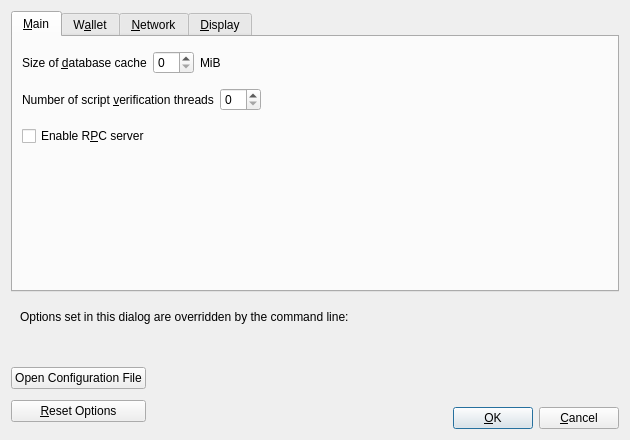
Qt form src/qt/forms/optionsdialog.ui (belovachap/RePeer) before a commit.
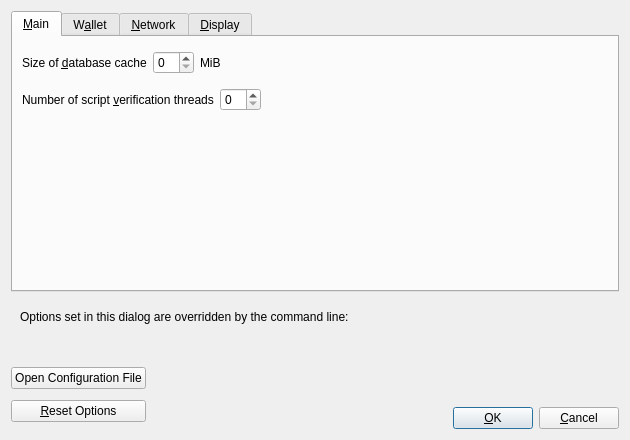
The same form after that commit. Custom widgets are drawn as their Qt base class.

Commit message: Removed the Enabled RPC Server option.

```diff
--- a/src/qt/forms/optionsdialog.ui
+++ b/src/qt/forms/optionsdialog.ui
@@ -126,16 +126,6 @@
          </item>
         </layout>
        </item>
-       <item>
-        <widget class="QCheckBox" name="enableServer">
-         <property name="toolTip">
-          <string extracomment="Tooltip text for Options window setting that enables the RPC server.">This allows you or a third party tool to communicate with the node through command-line and JSON-RPC commands.</string>
-         </property>
-         <property name="text">
-          <string extracomment="An Options window setting to enable the RPC server.">Enable R&amp;PC server</string>
-         </property>
-        </widget>
-       </item>
        <item>
         <spacer name="verticalSpacer_Main">
          <property name="orientation">
```
The commit also changes 3 other files.
